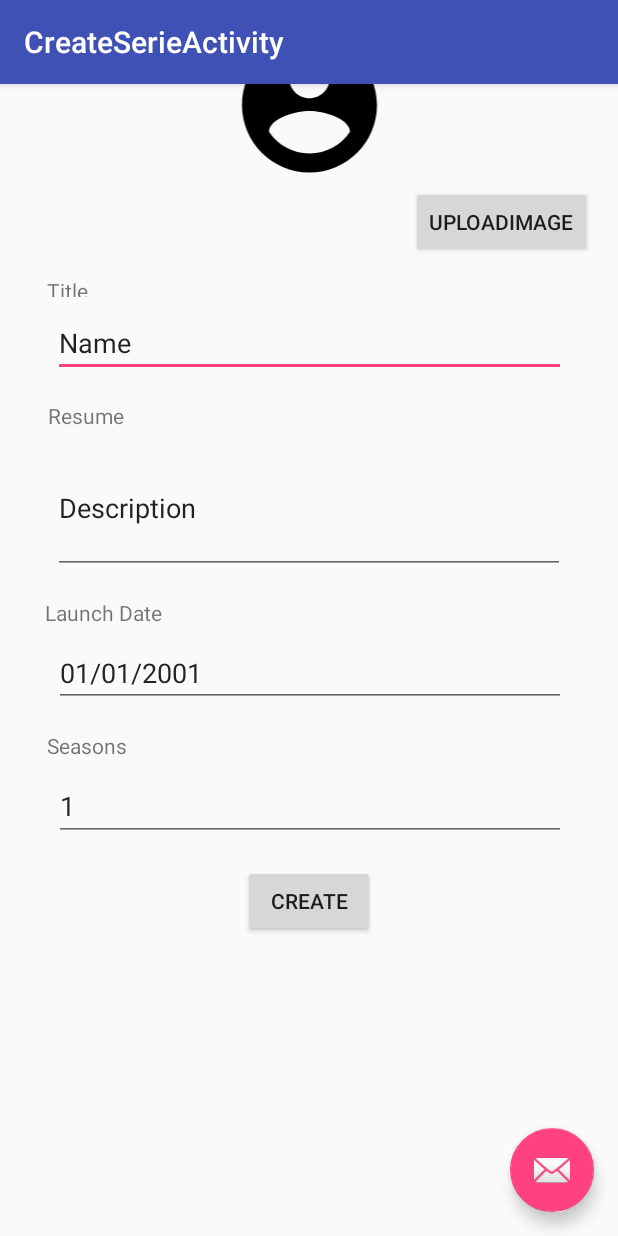
After one commit to ahlp/catalog-android-client, an Android app: the CreateSerieActivity screen opened directly, with no data from a screen before it, on a phone screen of 412 x 824 dp. The commit adds this screen. Run offline under Robolectric (Android 15) with nearby library versions, the phone set to English and light mode, and no system bars; our stand-ins replace Volley; network calls fail.

Commit message:
adding volley lib to build.gradle, creating serie create activity

```diff
--- a/app/build.gradle
+++ b/app/build.gradle
@@ -27,6 +27,7 @@ dependencies {
     implementation 'com.squareup.picasso:picasso:2.71828'
     implementation 'com.android.volley:volley:1.1.0'
     implementation 'com.google.code.gson:gson:2.8.5'
+    implementation 'com.android.volley:volley:1.0.0'
     testImplementation 'junit:junit:4.12'
     androidTestImplementation 'com.android.support.test:runner:1.0.2'
     androidTestImplementation 'com.android.support.test.espresso:espresso-core:3.0.2'
--- a/app/src/main/AndroidManifest.xml
+++ b/app/src/main/AndroidManifest.xml
@@ -2,7 +2,7 @@
 <manifest xmlns:android="http://schemas.android.com/apk/res/android"
     package="com.hnka.csd">
 
-    <uses-permission android:name="android.permission.INTERNET"/>
+    <uses-permission android:name="android.permission.INTERNET" />
 
     <application
         android:allowBackup="true"
@@ -63,6 +63,10 @@
         <activity
             android:name=".SearchListActivity"
             android:label="@string/title_activity_search_list"
+            android:theme="@style/AppTheme.NoActionBar" />
+        <activity
+            android:name=".CreateSerieActivity"
+            android:label="@string/title_activity_create_serie"
             android:theme="@style/AppTheme.NoActionBar"></activity>
     </application>
 
--- /dev/null
+++ b/app/src/main/java/com/hnka/csd/CreateSerieActivity.java
@@ -0,0 +1,69 @@
+package com.hnka.csd;
+
+import android.content.Intent;
+import android.os.Bundle;
+import android.support.design.widget.FloatingActionButton;
+import android.support.design.widget.Snackbar;
+import android.support.v7.app.AppCompatActivity;
+import android.support.v7.widget.Toolbar;
+import android.view.View;
+import android.widget.Toast;
+
+import com.android.volley.Response;
+import com.android.volley.VolleyError;
+import com.hnka.csd.client.ClientFactory;
+import com.hnka.csd.client.ClientSerie;
+
+import java.util.HashMap;
+
+public class CreateSerieActivity extends AppCompatActivity {
+
+    @Override
+    protected void onCreate(Bundle savedInstanceState) {
+        super.onCreate(savedInstanceState);
+        setContentView(R.layout.activity_create_serie);
+        Toolbar toolbar = (Toolbar) findViewById(R.id.toolbar);
+        setSupportActionBar(toolbar);
+
+        FloatingActionButton fab = (FloatingActionButton) findViewById(R.id.fab);
+        fab.setOnClickListener(new View.OnClickListener() {
+            @Override
+            public void onClick(View view) {
+                Snackbar.make(view, "Replace with your own action", Snackbar.LENGTH_LONG)
+                        .setAction("Action", null).show();
+            }
+        });
+
+    }
+
+    public void CreateSerie(View v) {
+        ClientSerie clientSerie = ClientFactory.getClientSerieInstance(getApplicationContext());
+
+        HashMap<String, String> params = new HashMap<>();
+
+        clientSerie.createSerie(params,
+                new Response.Listener<String>() {
+                    @Override
+                    public void onResponse(String response) {
+                        Toast.makeText(getApplicationContext(),
+                                "The serie has been created.\nThanks for the support!",
+                                Toast.LENGTH_LONG).show();
+
+                        Intent intent = new Intent(getApplicationContext(), HomeFragment.class);
+                        intent.setFlags(Intent.FLAG_ACTIVITY_NO_HISTORY);
+                        startActivity(intent);
+                    }
+                },
+                new Response.ErrorListener() {
+                    @Override
+                    public void onErrorResponse(VolleyError error) {
+                        Toast.makeText(getApplicationContext(), "An error has occurred",
+                                Toast.LENGTH_LONG).show();
+                    }
+                });
+    }
+
+    public void UploadImage(View v) {
+
+    }
+}
--- a/app/src/main/java/com/hnka/csd/client/ClientFactory.java
+++ b/app/src/main/java/com/hnka/csd/client/ClientFactory.java
@@ -10,6 +10,7 @@ public class ClientFactory {
     private static ClientLogin clientLogin;
     private static ClientProfile clientProfile;
     private static ClientHome clientHome;
+    private static ClientSerie clientSerie;
 
     public static ClientLogin getClientLoginInstance(Context context) {
         if (ClientFactory.clientLogin == null){
@@ -35,4 +36,11 @@ public class ClientFactory {
         return ClientFactory.clientHome;
     }
 
+    public static ClientSerie getClientSerieInstance(Context context) {
+        if (ClientFactory.clientSerie == null){
+            ClientFactory.clientSerie = new ClientSerie(context);
+        }
+
+        return ClientFactory.clientSerie;
+    }
 }
--- a/app/src/main/java/com/hnka/csd/client/ClientProfile.java
+++ b/app/src/main/java/com/hnka/csd/client/ClientProfile.java
@@ -7,6 +7,9 @@ import com.android.volley.RequestQueue;
 import com.android.volley.Response;
 import com.android.volley.toolbox.StringRequest;
 import com.android.volley.toolbox.Volley;
+
+import java.util.HashMap;
+import java.util.Map;
 
 public class ClientProfile {
 
@@ -18,7 +21,7 @@ public class ClientProfile {
 
     public void getProfile(String id, Response.Listener<String> listener,
                            Response.ErrorListener errorListener) {
-        String url = ClientFactory.HOST + "/api/profile/" + id;
+        String url = ClientFactory.HOST + "/api/profiles/" + id;
         StringRequest stringRequest = new StringRequest(Request.Method.GET, url, listener, errorListener);
         this.queue.add(stringRequest);
     }
@@ -26,16 +29,35 @@ public class ClientProfile {
     public void createProfile(String userName, String birthday, String avatarLink, String bios,
                               Response.Listener<String> listener,
                               Response.ErrorListener errorListener) {
-        String url = ClientFactory.HOST + "/api/profile";
+        String url = ClientFactory.HOST + "/api/profiles/";
+
+        final String contextUsername = userName;
+        final String contextBirthday = birthday;
+        final String contextAvatar = avatarLink;
+        final String contextBios = bios;
+
         // POST
-        StringRequest stringRequest = new StringRequest(Request.Method.POST, url, listener, errorListener);
+        StringRequest stringRequest = new StringRequest(Request.Method.POST, url, listener, errorListener) {
+            @Override
+            protected Map<String, String> getParams()
+            {
+                Map<String, String>  params = new HashMap<>();
+                params.put("userName", contextUsername);
+                params.put("birthday", contextBirthday);
+                params.put("avatarLink", contextAvatar);
+                params.put("bios", contextBios);
+
+                return params;
+            }
+        };
+
         this.queue.add(stringRequest);
     }
 
     public void updateProfile(String userName, String birthday, String avatarLink, String bios,
                               Response.Listener<String> listener,
                               Response.ErrorListener errorListener) {
-        String url = ClientFactory.HOST + "/api/profile";
+        String url = ClientFactory.HOST + "/api/profiles/";
         StringRequest stringRequest = new StringRequest(Request.Method.PUT, url, listener, errorListener);
         this.queue.add(stringRequest);
     }
--- /dev/null
+++ b/app/src/main/java/com/hnka/csd/client/ClientSerie.java
@@ -0,0 +1,65 @@
+package com.hnka.csd.client;
+
+import android.content.Context;
+
+import com.android.volley.Request;
+import com.android.volley.RequestQueue;
+import com.android.volley.Response;
+import com.android.volley.toolbox.StringRequest;
+import com.android.volley.toolbox.Volley;
+
+import java.util.HashMap;
+import java.util.Map;
+
+public class ClientSerie {
+    private RequestQueue queue;
+
+    protected ClientSerie(Context context) {
+
+        this.queue = Volley.newRequestQueue(context);
+        this.queue.start();
+    }
+
+    private void requestSeries(Map<String, String> params, int method, String id,
+                             Response.Listener<String> listener,
+                             Response.ErrorListener errorListener) {
+        String url = ClientFactory.HOST + "/api/series/" + id;
+
+        final Map<String, String> requestParams = params;
+        StringRequest stringRequest = new StringRequest(method, url, listener, errorListener){
+            @Override
+            protected Map<String, String> getParams()
+            {
+                return requestParams;
+            }
+        };
+        this.queue.add(stringRequest);
+    }
+
+    public void createSerie(Map<String, String> params, Response.Listener<String> listener,
+                            Response.ErrorListener errorListener)
+    {
+        this.requestSeries(params, Request.Method.POST, "", listener, errorListener);
+    }
+
+    public void updateSerie(Map<String, String> params, String id,
+                            Response.Listener<String> listener,
+                            Response.ErrorListener errorListener)
+    {
+        this.requestSeries(params, Request.Method.PUT, id, listener, errorListener);
+    }
+
+    public void getSeries(Response.Listener<String> listener,
+                            Response.ErrorListener errorListener)
+    {
+        this.requestSeries(new HashMap<String, String>(), Request.Method.GET, "",
+                listener, errorListener);
+    }
+
+    public void getSerie(String id, Response.Listener<String> listener,
+                          Response.ErrorListener errorListener)
+    {
+        this.requestSeries(new HashMap<String, String>(), Request.Method.GET, id,
+                listener, errorListener);
+    }
+}
--- /dev/null
+++ b/app/src/main/res/layout/activity_create_serie.xml
@@ -0,0 +1,33 @@
+<?xml version="1.0" encoding="utf-8"?>
+<android.support.design.widget.CoordinatorLayout xmlns:android="http://schemas.android.com/apk/res/android"
+    xmlns:app="http://schemas.android.com/apk/res-auto"
+    xmlns:tools="http://schemas.android.com/tools"
+    android:layout_width="match_parent"
+    android:layout_height="match_parent"
+    tools:context=".CreateSerieActivity">
+
+    <android.support.design.widget.AppBarLayout
+        android:layout_width="match_parent"
+        android:layout_height="wrap_content"
+        android:theme="@style/AppTheme.AppBarOverlay">
+
+        <android.support.v7.widget.Toolbar
+            android:id="@+id/toolbar"
+            android:layout_width="match_parent"
+            android:layout_height="?attr/actionBarSize"
+            android:background="?attr/colorPrimary"
+            app:popupTheme="@style/AppTheme.PopupOverlay" />
+
+    </android.support.design.widget.AppBarLayout>
+
+    <include layout="@layout/content_create_serie" />
+
+    <android.support.design.widget.FloatingActionButton
+        android:id="@+id/fab"
+        android:layout_width="wrap_content"
+        android:layout_height="wrap_content"
+        android:layout_gravity="bottom|end"
+        android:layout_margin="@dimen/fab_margin"
+        app:srcCompat="@android:drawable/ic_dialog_email" />
+
+</android.support.design.widget.CoordinatorLayout>
--- /dev/null
+++ b/app/src/main/res/layout/content_create_serie.xml
@@ -0,0 +1,172 @@
+<?xml version="1.0" encoding="utf-8"?>
+
+<ScrollView xmlns:android="http://schemas.android.com/apk/res/android"
+    xmlns:app="http://schemas.android.com/apk/res-auto"
+    xmlns:tools="http://schemas.android.com/tools"
+    android:layout_width="match_parent"
+    android:layout_height="match_parent"
+    android:fillViewport="true">
+
+    <android.support.constraint.ConstraintLayout xmlns:android="http://schemas.android.com/apk/res/android"
+        xmlns:app="http://schemas.android.com/apk/res-auto"
+        xmlns:tools="http://schemas.android.com/tools"
+        android:layout_width="match_parent"
+        android:layout_height="wrap_content"
+        app:layout_behavior="@string/appbar_scrolling_view_behavior"
+        tools:context=".CreateSerieActivity"
+        tools:showIn="@layout/activity_create_serie">
+
+
+        <EditText
+            android:id="@+id/CreateSerieLaunchDate"
+            android:layout_width="341dp"
+            android:layout_height="wrap_content"
+            android:layout_marginEnd="8dp"
+            android:layout_marginStart="8dp"
+            android:layout_marginTop="8dp"
+            android:ems="10"
+            android:inputType="textPersonName|date"
+            android:text="01/01/2001"
+            app:layout_constraintEnd_toEndOf="parent"
+            app:layout_constraintHorizontal_bias="0.518"
+            app:layout_constraintStart_toStartOf="parent"
+            app:layout_constraintTop_toBottomOf="@+id/textView28" />
+
+        <EditText
+            android:id="@+id/CreateSerieSeasons"
+            android:layout_width="341dp"
+            android:layout_height="46dp"
+            android:layout_marginEnd="8dp"
+            android:layout_marginStart="8dp"
+            android:layout_marginTop="8dp"
+            android:ems="10"
+            android:inputType="textPersonName"
+            android:text="1"
+            app:layout_constraintEnd_toEndOf="parent"
+            app:layout_constraintHorizontal_bias="0.518"
+            app:layout_constraintStart_toStartOf="parent"
+            app:layout_constraintTop_toBottomOf="@+id/textView29" />
+
+        <TextView
+            android:id="@+id/textView28"
+            android:layout_width="wrap_content"
+            android:layout_height="wrap_content"
+            android:layout_marginEnd="8dp"
+            android:layout_marginStart="8dp"
+            android:layout_marginTop="16dp"
+            android:text="Launch Date"
+            app:layout_constraintEnd_toEndOf="parent"
+            app:layout_constraintHorizontal_bias="0.069"
+            app:layout_constraintStart_toStartOf="parent"
+            app:layout_constraintTop_toBottomOf="@+id/CreateSerieResume" />
+
+        <TextView
+            android:id="@+id/textView29"
+            android:layout_width="wrap_content"
+            android:layout_height="wrap_content"
+            android:layout_marginEnd="8dp"
+            android:layout_marginStart="8dp"
+            android:layout_marginTop="16dp"
+            android:text="Seasons"
+            app:layout_constraintEnd_toEndOf="parent"
+            app:layout_constraintHorizontal_bias="0.069"
+            app:layout_constraintStart_toStartOf="parent"
+            app:layout_constraintTop_toBottomOf="@+id/CreateSerieLaunchDate" />
+
+        <EditText
+            android:id="@+id/CreateSerieResume"
+            android:layout_width="341dp"
+            android:layout_height="88dp"
+            android:layout_marginEnd="8dp"
+            android:layout_marginStart="8dp"
+            android:layout_marginTop="8dp"
+            android:ems="10"
+            android:inputType="textPersonName"
+            android:text="Description"
+            app:layout_constraintEnd_toEndOf="parent"
+            app:layout_constraintStart_toStartOf="parent"
+            app:layout_constraintTop_toBottomOf="@+id/textView27" />
+
+        <TextView
+            android:id="@+id/textView27"
+            android:layout_width="wrap_content"
+            android:layout_height="wrap_content"
+            android:layout_marginEnd="8dp"
+            android:layout_marginStart="8dp"
+            android:layout_marginTop="16dp"
+            android:text="Resume"
+            app:layout_constraintEnd_toEndOf="parent"
+            app:layout_constraintHorizontal_bias="0.069"
+            app:layout_constraintStart_toStartOf="parent"
+            app:layout_constraintTop_toBottomOf="@+id/CreateSerieTitle" />
+
+        <ImageView
+            android:id="@+id/imageView7"
+            android:layout_width="354dp"
+            android:layout_height="108dp"
+            android:layout_marginEnd="8dp"
+            android:layout_marginStart="8dp"
+            android:layout_marginTop="16dp"
+            app:layout_constraintEnd_toEndOf="parent"
+            app:layout_constraintStart_toStartOf="parent"
+            app:layout_constraintTop_toTopOf="parent"
+            app:srcCompat="@drawable/ic_account_circle_black_24dp" />
+
+        <Button
+            android:id="@+id/button"
+            android:layout_width="wrap_content"
+            android:layout_height="wrap_content"
+            android:layout_marginEnd="8dp"
+            android:layout_marginStart="8dp"
+            android:onClick="UploadImage"
+            android:text="UploadImage"
+            app:layout_constraintEnd_toEndOf="parent"
+            app:layout_constraintHorizontal_bias="0.967"
+            app:layout_constraintStart_toStartOf="parent"
+            app:layout_constraintTop_toBottomOf="@+id/imageView7" />
+
+        <EditText
+            android:id="@+id/CreateSerieTitle"
+            android:layout_width="342dp"
+            android:layout_height="wrap_content"
+            android:layout_marginEnd="8dp"
+            android:layout_marginStart="8dp"
+            android:layout_marginTop="8dp"
+            android:ems="10"
+            android:inputType="textPersonName"
+            android:text="Name"
+            app:layout_constraintEnd_toEndOf="parent"
+            app:layout_constraintStart_toStartOf="parent"
+            app:layout_constraintTop_toBottomOf="@+id/textView26" />
+
+        <TextView
+            android:id="@+id/textView26"
+            android:layout_width="wrap_content"
+            android:layout_height="14dp"
+            android:layout_marginEnd="8dp"
+            android:layout_marginStart="8dp"
+            android:layout_marginTop="12dp"
+            android:text="Title"
+            app:layout_constraintEnd_toEndOf="parent"
+            app:layout_constraintHorizontal_bias="0.063"
+            app:layout_constraintStart_toStartOf="parent"
+            app:layout_constraintTop_toBottomOf="@+id/button" />
+
+        <Button
+            android:id="@+id/button2"
+            android:layout_width="wrap_content"
+            android:layout_height="wrap_content"
+            android:layout_marginBottom="16dp"
+            android:layout_marginEnd="8dp"
+            android:layout_marginStart="8dp"
+            android:layout_marginTop="16dp"
+            android:onClick="CreateSerie"
+            android:text="Create"
+            app:layout_constraintBottom_toBottomOf="parent"
+            app:layout_constraintEnd_toEndOf="parent"
+            app:layout_constraintStart_toStartOf="parent"
+            app:layout_constraintTop_toBottomOf="@+id/CreateSerieSeasons"
+            app:layout_constraintVertical_bias="0.0" />
+
+    </android.support.constraint.ConstraintLayout>
+</ScrollView>
--- a/app/src/main/res/values/strings.xml
+++ b/app/src/main/res/values/strings.xml
@@ -19,4 +19,5 @@
     <string name="subtitle_watching">Watching</string>
     <string name="subtitle_watched">Watched</string>
     <string name="subtitle_watch_later">Watch Later</string>
+    <string name="title_activity_create_serie">CreateSerieActivity</string>
 </resources>
```
